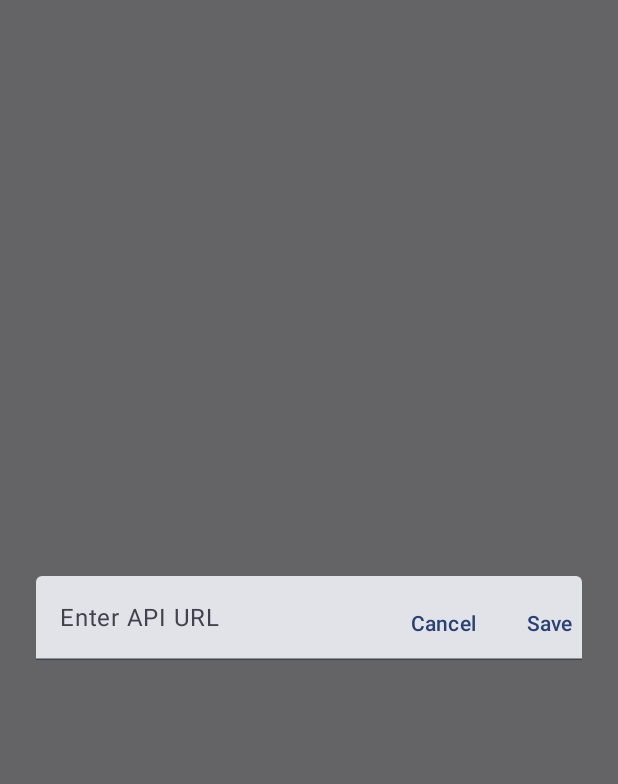
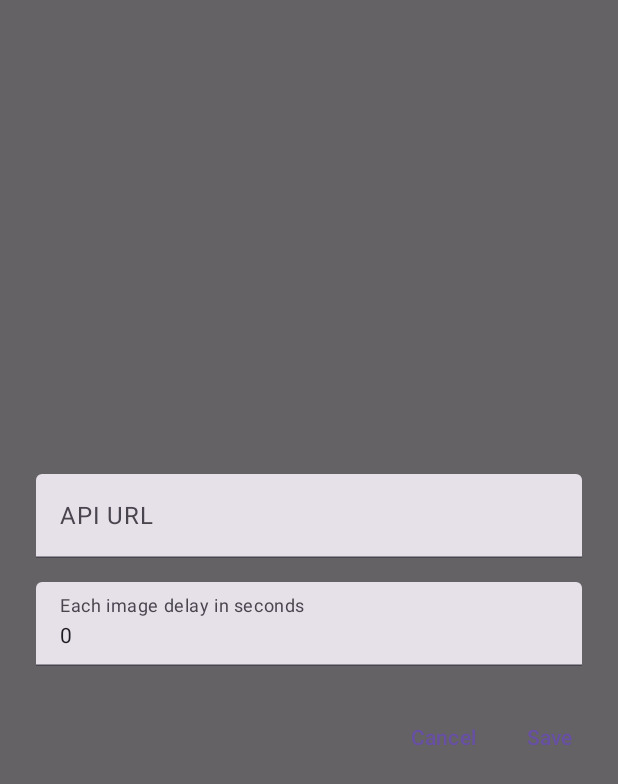
Before and after one commit to hochanh/jetpack-demo, an Android app built with Jetpack Compose: the composable ConfigurationPopup called with empty values, on a phone screen of 412 x 824 dp. Shown: the top 784 px of the screen. Run offline under Robolectric (Android 15) with nearby library versions, the phone set to English and light mode, and no system bars; pictures from the network do not load.

Commit message:
Delay seconds

```diff
--- a/app/src/main/java/com/example/jetpack/MainActivity.kt
+++ b/app/src/main/java/com/example/jetpack/MainActivity.kt
@@ -10,6 +10,7 @@ import androidx.compose.foundation.background
 import androidx.compose.foundation.gestures.detectTapGestures
 import androidx.compose.foundation.layout.Arrangement
 import androidx.compose.foundation.layout.Box
+import androidx.compose.foundation.layout.Column
 import androidx.compose.foundation.layout.Row
 import androidx.compose.foundation.layout.Spacer
 import androidx.compose.foundation.layout.fillMaxSize
@@ -23,6 +24,7 @@ import androidx.compose.material3.TextField
 import androidx.compose.runtime.Composable
 import androidx.compose.runtime.LaunchedEffect
 import androidx.compose.runtime.getValue
+import androidx.compose.runtime.mutableLongStateOf
 import androidx.compose.runtime.mutableStateOf
 import androidx.compose.runtime.remember
 import androidx.compose.runtime.rememberCoroutineScope
@@ -38,7 +40,6 @@ import androidx.compose.ui.unit.dp
 import androidx.compose.ui.window.Dialog
 import androidx.compose.ui.window.DialogProperties
 import coil.compose.AsyncImage
-import com.example.jetpack.ui.theme.JetpackTheme
 import kotlinx.coroutines.CoroutineScope
 import kotlinx.coroutines.Dispatchers
 import kotlinx.coroutines.delay
@@ -55,10 +56,11 @@ class MainActivity : ComponentActivity() {
 
 @Composable
 fun Main(photoAPI: PhotoApiService = PhotoApi.service) {
-    var apiUrl by remember { mutableStateOf("https://api.thecatapi.com/v1/images/search?limit=1") }
+    var apiUrl by remember { mutableStateOf("https://api.thecatapi.com/v1/images/search?limit=10") }
     var imageUrl by remember { mutableStateOf("https://flodesk.com/flodesk.png") }
     var loading by remember { mutableStateOf(true) }
     var isConfigPopupVisible by remember { mutableStateOf(false) }
+    var imageLoopSeconds by remember { mutableStateOf(30L) }
 
     val coroutineScope: CoroutineScope = rememberCoroutineScope()
 
@@ -70,30 +72,27 @@ fun Main(photoAPI: PhotoApiService = PhotoApi.service) {
                 try {
                     val response = photoAPI.getPhotos(apiUrl).execute().body()
                     if (response != null) {
-                        imageUrl = response.first().url
+                        for (photo in response) {
+                            imageUrl = photo.url
+                            delay(imageLoopSeconds * 1000)
+                        }
                     }
                 } catch (e: Exception) {
                     Log.e("Main", e.toString())
                 }
                 loading = false
                 Log.i("Main", imageUrl)
-
-                delay(3000)
             }
         }
     }
 
     Box(
-        modifier = Modifier.fillMaxSize(),
-        contentAlignment = Alignment.Center
+        modifier = Modifier.fillMaxSize(), contentAlignment = Alignment.Center
     ) {
         Crossfade(
-            targetState = imageUrl,
-            label = "Main Image",
-            animationSpec = tween(1000)
+            targetState = imageUrl, label = "Main Image", animationSpec = tween(1000)
         ) { imgUrl ->
-            AsyncImage(
-                model = imgUrl,
+            AsyncImage(model = imgUrl,
                 contentDescription = null,
                 contentScale = ContentScale.Fit,
                 modifier = Modifier
@@ -103,8 +102,7 @@ fun Main(photoAPI: PhotoApiService = PhotoApi.service) {
                         detectTapGestures {
                             isConfigPopupVisible = true
                         }
-                    }
-            )
+                    })
         }
 
 
@@ -112,33 +110,30 @@ fun Main(photoAPI: PhotoApiService = PhotoApi.service) {
         if (isConfigPopupVisible) {
             ConfigurationPopup(
                 onDismiss = { isConfigPopupVisible = false },
-                onSave = { newApiUrl ->
+                onSave = { newApiUrl, seconds ->
                     apiUrl = newApiUrl
+                    imageLoopSeconds = seconds
                 },
-                apiUrl
+                apiUrl,
+                imageLoopSeconds
             )
         }
     }
-
-
 }
 
 @Preview(showBackground = true)
 @Composable
 fun GreetingPreview() {
-    JetpackTheme {
     Main()
-    }
 }
 
 
 @Composable
 fun ConfigurationPopup(
-    onDismiss: () -> Unit,
-    onSave: (String) -> Unit,
-    oldUrl: String,
+    onDismiss: () -> Unit, onSave: (String, Long) -> Unit, oldUrl: String, oldDelay: Long
 ) {
     var apiUrl by remember { mutableStateOf(oldUrl) }
+    var delaySeconds by remember { mutableLongStateOf(oldDelay) }
 
     Dialog(
         onDismissRequest = onDismiss,
@@ -149,15 +144,24 @@ fun ConfigurationPopup(
                 .fillMaxWidth()
                 .padding(16.dp)
         ) {
+            Column {
                 TextField(
                     value = apiUrl,
                     onValueChange = { apiUrl = it },
-                label = { Text("Enter API URL") },
+                    label = { Text("API URL") },
                     modifier = Modifier
                         .fillMaxWidth()
                         .padding(8.dp),
                     keyboardOptions = KeyboardOptions.Default.copy(keyboardType = KeyboardType.Uri),
                 )
+
+                TextField(value = delaySeconds.toString(),
+                    label = { Text(text = "Each image delay in seconds")},
+                    modifier = Modifier
+                        .fillMaxWidth()
+                        .padding(8.dp),
+                    keyboardOptions = KeyboardOptions.Default.copy(keyboardType = KeyboardType.Number),
+                    onValueChange = { delaySeconds = it.toLong() })
 
                 Row(
                     modifier = Modifier
@@ -172,12 +176,14 @@ fun ConfigurationPopup(
                     Spacer(modifier = Modifier.width(8.dp))
 
                     TextButton(onClick = {
-                    onSave(apiUrl)
+                        onSave(apiUrl, delaySeconds)
                         onDismiss()
                     }) {
                         Text("Save")
                     }
                 }
             }
+
         }
     }
+}
--- a/app/src/main/java/com/example/jetpack/ui/theme/Theme.kt
+++ /dev/null
@@ -1,70 +0,0 @@
-package com.example.jetpack.ui.theme
-
-import android.app.Activity
-import android.os.Build
-import androidx.compose.foundation.isSystemInDarkTheme
-import androidx.compose.material3.MaterialTheme
-import androidx.compose.material3.darkColorScheme
-import androidx.compose.material3.dynamicDarkColorScheme
-import androidx.compose.material3.dynamicLightColorScheme
-import androidx.compose.material3.lightColorScheme
-import androidx.compose.runtime.Composable
-import androidx.compose.runtime.SideEffect
-import androidx.compose.ui.graphics.toArgb
-import androidx.compose.ui.platform.LocalContext
-import androidx.compose.ui.platform.LocalView
-import androidx.core.view.WindowCompat
-
-private val DarkColorScheme = darkColorScheme(
-    primary = Purple80,
-    secondary = PurpleGrey80,
-    tertiary = Pink80
-)
-
-private val LightColorScheme = lightColorScheme(
-    primary = Purple40,
-    secondary = PurpleGrey40,
-    tertiary = Pink40
-
-    /* Other default colors to override
-    background = Color(0xFFFFFBFE),
-    surface = Color(0xFFFFFBFE),
-    onPrimary = Color.White,
-    onSecondary = Color.White,
-    onTertiary = Color.White,
-    onBackground = Color(0xFF1C1B1F),
-    onSurface = Color(0xFF1C1B1F),
-    */
-)
-
-@Composable
-fun JetpackTheme(
-    darkTheme: Boolean = isSystemInDarkTheme(),
-    // Dynamic color is available on Android 12+
-    dynamicColor: Boolean = true,
-    content: @Composable () -> Unit
-) {
-    val colorScheme = when {
-        dynamicColor && Build.VERSION.SDK_INT >= Build.VERSION_CODES.S -> {
-            val context = LocalContext.current
-            if (darkTheme) dynamicDarkColorScheme(context) else dynamicLightColorScheme(context)
-        }
-
-        darkTheme -> DarkColorScheme
-        else -> LightColorScheme
-    }
-    val view = LocalView.current
-    if (!view.isInEditMode) {
-        SideEffect {
-            val window = (view.context as Activity).window
-            window.statusBarColor = colorScheme.primary.toArgb()
-            WindowCompat.getInsetsController(window, view).isAppearanceLightStatusBars = darkTheme
-        }
-    }
-
-    MaterialTheme(
-        colorScheme = colorScheme,
-        typography = Typography,
-        content = content
-    )
-}
--- a/app/src/main/java/com/example/jetpack/ui/theme/Type.kt
+++ /dev/null
@@ -1,34 +0,0 @@
-package com.example.jetpack.ui.theme
-
-import androidx.compose.material3.Typography
-import androidx.compose.ui.text.TextStyle
-import androidx.compose.ui.text.font.FontFamily
-import androidx.compose.ui.text.font.FontWeight
-import androidx.compose.ui.unit.sp
-
-// Set of Material typography styles to start with
-val Typography = Typography(
-    bodyLarge = TextStyle(
-        fontFamily = FontFamily.Default,
-        fontWeight = FontWeight.Normal,
-        fontSize = 16.sp,
-        lineHeight = 24.sp,
-        letterSpacing = 0.5.sp
-    )
-    /* Other default text styles to override
-    titleLarge = TextStyle(
-        fontFamily = FontFamily.Default,
-        fontWeight = FontWeight.Normal,
-        fontSize = 22.sp,
-        lineHeight = 28.sp,
-        letterSpacing = 0.sp
-    ),
-    labelSmall = TextStyle(
-        fontFamily = FontFamily.Default,
-        fontWeight = FontWeight.Medium,
-        fontSize = 11.sp,
-        lineHeight = 16.sp,
-        letterSpacing = 0.5.sp
-    )
-    */
-)
```
Also changed, not shown: app/src/main/java/com/example/jetpack/ui/theme/Color.kt (deleted, +0 -11 lines). Lines whose indentation alone changed are shown as unchanged.
